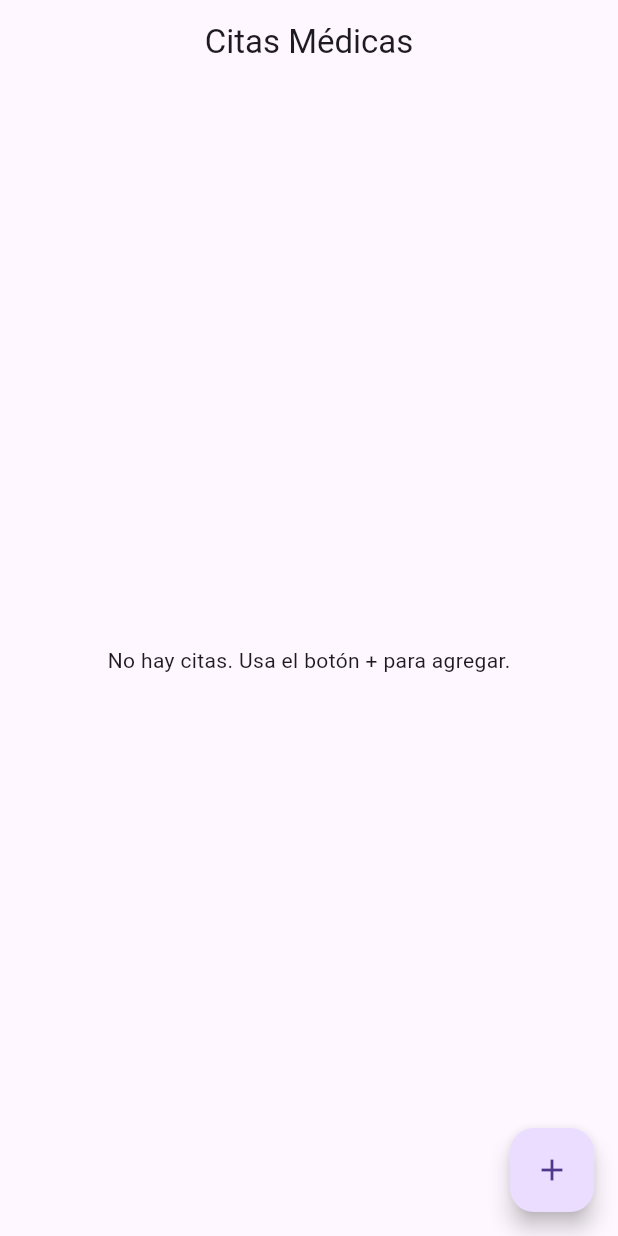
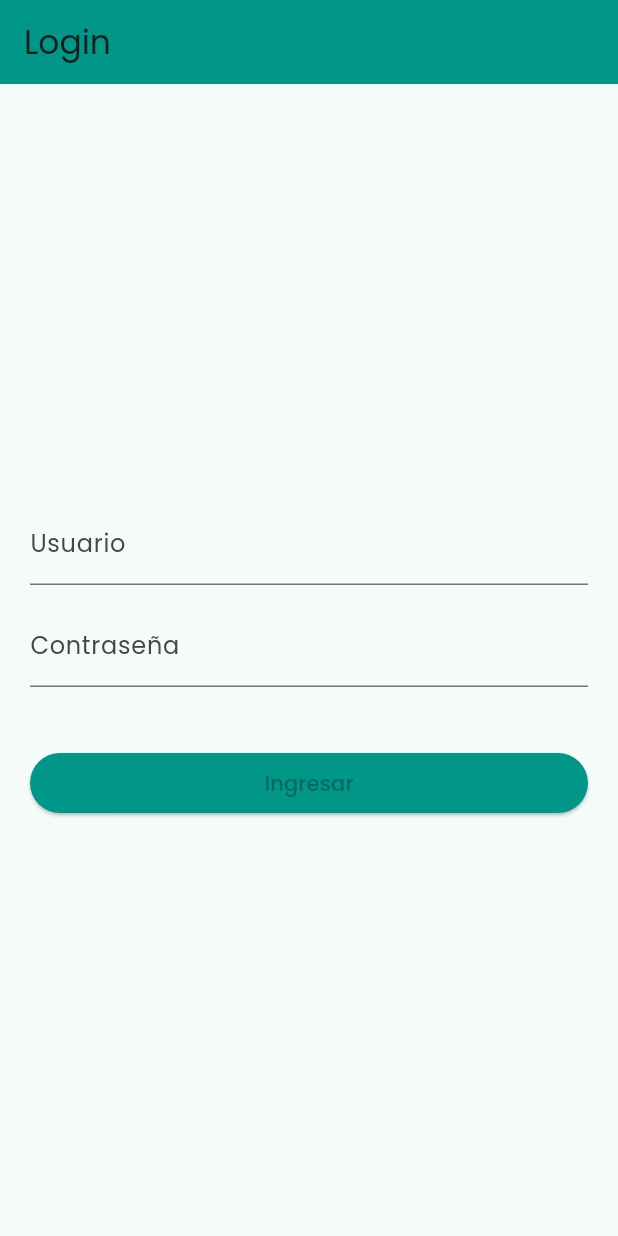
Before and after one commit to Ajvera2000/Citas_medicas_mobiles, a Flutter app: the screen it shows after launch, on a phone screen of 412 x 824 dp. Run offline on Flutter 3.47's test engine with Material 3 defaults, Android fonts, the phone set to English and light mode, and no system bars; our stand-ins replace flutter_animate, flutter_slidable, google_fonts, shared_preferences.

Commit message:
diseño y login

```diff
--- a/citas_medicas_app/lib/main.dart
+++ b/citas_medicas_app/lib/main.dart
@@ -1,22 +1,31 @@
-// lib/main.dart
 import 'package:flutter/material.dart';
 import 'pages/home_page.dart';
+import 'pages/login_page.dart';
+import 'services/auth_service.dart';
+import 'package:google_fonts/google_fonts.dart';
 
-void main() {
-  runApp(const MyApp());
+void main() async {
+  WidgetsFlutterBinding.ensureInitialized();
+  final auth = AuthService();
+  final loggedIn = await auth.isLoggedIn();
+  runApp(MyApp(initialRoute: loggedIn ? const HomePage() : const LoginPage()));
 }
 
 class MyApp extends StatelessWidget {
-  const MyApp({super.key});
+  final Widget initialRoute;
+  const MyApp({super.key, required this.initialRoute});
+
   @override
   Widget build(BuildContext context) {
     return MaterialApp(
       title: 'Citas Médicas',
       debugShowCheckedModeBanner: false,
       theme: ThemeData(
-        primarySwatch: Colors.blue,
+        colorScheme: ColorScheme.fromSeed(seedColor: Colors.teal),
+        textTheme: GoogleFonts.poppinsTextTheme(),
+        useMaterial3: true,
       ),
-      home: const HomePage(),
+      home: initialRoute,
     );
   }
 }
--- a/citas_medicas_app/lib/models/appointment.dart
+++ b/citas_medicas_app/lib/models/appointment.dart
@@ -1,4 +1,3 @@
-// lib/models/appointment.dart
 import 'dart:convert';
 
 class Appointment {
@@ -6,14 +5,14 @@ class Appointment {
   String patientName;
   String doctor;
   DateTime dateTime;
-  String notes;
+  String description;
 
   Appointment({
     required this.id,
     required this.patientName,
     required this.doctor,
     required this.dateTime,
-    this.notes = '',
+    this.description = '',
   });
 
   factory Appointment.fromMap(Map<String, dynamic> map) {
@@ -22,7 +21,7 @@ class Appointment {
       patientName: map['patientName'] as String,
       doctor: map['doctor'] as String,
       dateTime: DateTime.parse(map['dateTime'] as String),
-      notes: map['notes'] as String? ?? '',
+      description: map['description'] as String? ?? '',
     );
   }
 
@@ -32,7 +31,7 @@ class Appointment {
       'patientName': patientName,
       'doctor': doctor,
       'dateTime': dateTime.toIso8601String(),
-      'notes': notes,
+      'description': description,
     };
   }
 
--- /dev/null
+++ b/citas_medicas_app/lib/pages/login_page.dart
@@ -0,0 +1,76 @@
+import 'package:flutter/material.dart';
+import '../services/auth_service.dart';
+import 'home_page.dart';
+
+class LoginPage extends StatefulWidget {
+  const LoginPage({super.key});
+
+  @override
+  State<LoginPage> createState() => _LoginPageState();
+}
+
+class _LoginPageState extends State<LoginPage> {
+  final _userCtrl = TextEditingController();
+  final _passCtrl = TextEditingController();
+  final _auth = AuthService();
+  bool _error = false;
+
+  void _login() async {
+    final success = await _auth.login(_userCtrl.text.trim(), _passCtrl.text);
+    if (success) {
+      Navigator.pushReplacement(
+        context,
+        MaterialPageRoute(builder: (_) => const HomePage()),
+      );
+    } else {
+      setState(() => _error = true);
+    }
+  }
+
+  @override
+  void dispose() {
+    _userCtrl.dispose();
+    _passCtrl.dispose();
+    super.dispose();
+  }
+
+  @override
+  Widget build(BuildContext context) {
+    return Scaffold(
+      appBar: AppBar(title: const Text('Login'), backgroundColor: Colors.teal),
+      body: Padding(
+        padding: const EdgeInsets.all(20),
+        child: Column(
+          mainAxisAlignment: MainAxisAlignment.center,
+          children: [
+            TextField(
+              controller: _userCtrl,
+              decoration: const InputDecoration(labelText: 'Usuario'),
+            ),
+            const SizedBox(height: 12),
+            TextField(
+              controller: _passCtrl,
+              decoration: const InputDecoration(labelText: 'Contraseña'),
+              obscureText: true,
+            ),
+            const SizedBox(height: 20),
+            if (_error)
+              const Text(
+                'Usuario o contraseña incorrectos',
+                style: TextStyle(color: Colors.red),
+              ),
+            const SizedBox(height: 20),
+            SizedBox(
+              width: double.infinity,
+              child: ElevatedButton(
+                onPressed: _login,
+                child: const Text('Ingresar'),
+                style: ElevatedButton.styleFrom(backgroundColor: Colors.teal),
+              ),
+            ),
+          ],
+        ),
+      ),
+    );
+  }
+}
--- a/citas_medicas_app/lib/services/storage_service.dart
+++ b/citas_medicas_app/lib/services/storage_service.dart
@@ -1,4 +1,3 @@
-// lib/services/storage_service.dart
 import 'package:shared_preferences/shared_preferences.dart';
 import '../models/appointment.dart';
 
```
Also changed, not shown: citas_medicas_app/lib/pages/add_edit_page.dart (+99 -73 lines), citas_medicas_app/lib/pages/home_page.dart (+41 -16 lines), citas_medicas_app/lib/services/auth_service.dart (added, +33 -0 lines), citas_medicas_app/pubspec.yaml (+6 -5 lines), citas_medicas_app/pubspec.lock, 1 other file.
